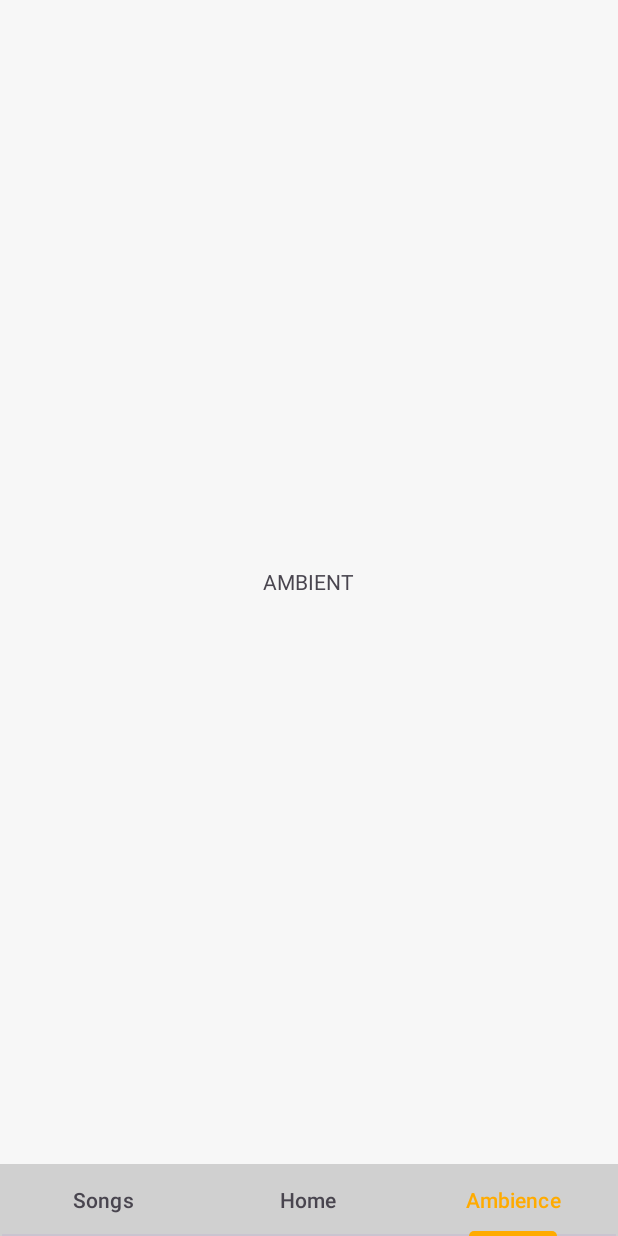
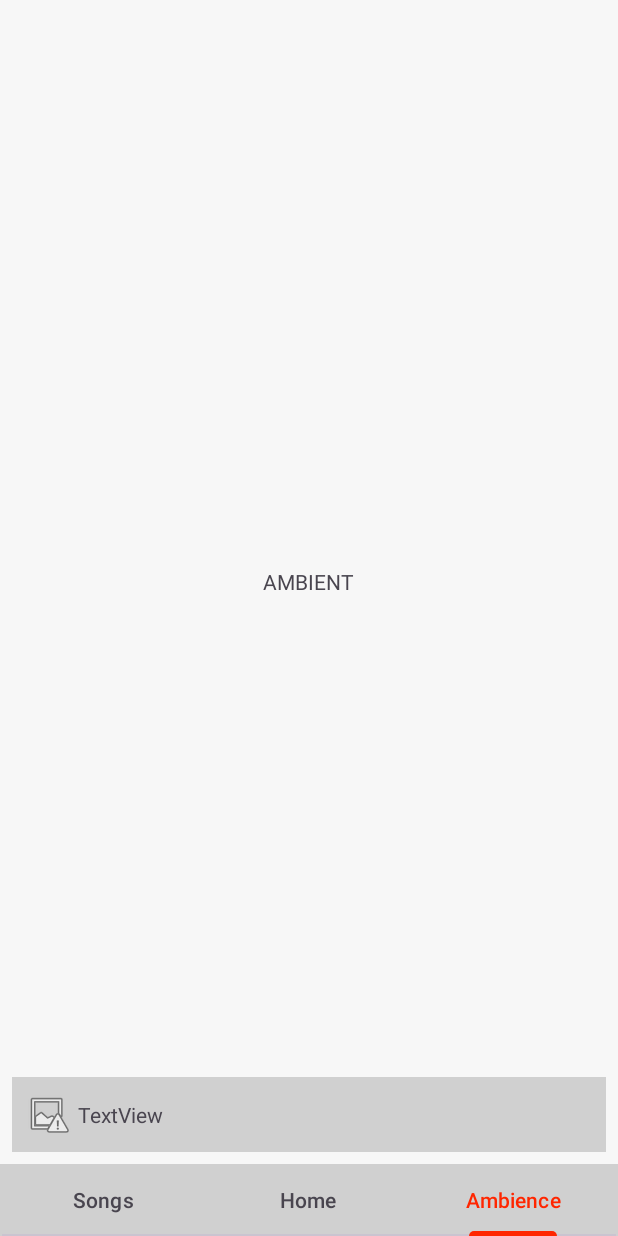
Before and after one commit to srichards43/audio-mixing-app, an Android app: the screen it shows after launch (MainActivity), item 3 of the bottom bar chosen, on a phone screen of 412 x 824 dp. Run offline under Robolectric (Android 15) with nearby library versions, the phone set to English and light mode, and no system bars; libraries missing offline, so code that uses them is left out: me.tankery.lib; 6 statements that could not run were skipped.

Commit message:
Song player panel basic UI

```diff
--- a/app/src/main/java/com/example/audiomixer/activities/MainActivity.java
+++ b/app/src/main/java/com/example/audiomixer/activities/MainActivity.java
@@ -1,13 +1,18 @@
 package com.example.audiomixer.activities;
 
 import android.content.Intent;
+import android.graphics.drawable.Drawable;
 import android.os.Bundle;
 import android.view.View;
+import android.widget.FrameLayout;
+import android.widget.SeekBar;
 import android.widget.TextView;
 
 import androidx.activity.EdgeToEdge;
 import androidx.annotation.Nullable;
 import androidx.appcompat.app.AppCompatActivity;
+import androidx.constraintlayout.widget.ConstraintLayout;
+import androidx.core.content.res.ResourcesCompat;
 import androidx.core.graphics.Insets;
 import androidx.core.view.ViewCompat;
 import androidx.core.view.WindowInsetsCompat;
@@ -32,6 +37,11 @@ public class MainActivity extends AppCompatActivity implements SongFragment.OnSo
 
     private TabLayout tabLayout;
     private ViewPager2 viewPager;
+    private ConstraintLayout songPanel;
+    private SeekBar songSeekBar;
+    private boolean isSongPanelOpen = false; // Store state of song panel
+    private Drawable thumb;
+
 
 
     @Override
@@ -69,6 +79,24 @@ public class MainActivity extends AppCompatActivity implements SongFragment.OnSo
             v.setPadding(systemBars.left, systemBars.top, systemBars.right, systemBars.bottom);
             return insets;
         });
+
+        songPanel = findViewById(R.id.songPanel);
+        songSeekBar = findViewById(R.id.songPositionSeekBar);
+        thumb = ResourcesCompat.getDrawable(getResources(), R.drawable.seekbar_thumb, null);
+
+        songPanel.setOnClickListener(v -> toggleSongPanel());
+    }
+
+    private void toggleSongPanel() {
+        isSongPanelOpen = !isSongPanelOpen;
+
+        if (isSongPanelOpen) {
+            songSeekBar.setOnTouchListener(null); // Allow song bar movement
+            songSeekBar.setThumb(thumb);
+        } else {
+            songSeekBar.setOnTouchListener((v, event) -> true);
+            songSeekBar.setThumb(null);
+        }
     }
 
     @Override
--- /dev/null
+++ b/app/src/main/res/drawable/seekbar_progress.xml
@@ -0,0 +1,16 @@
+<?xml version="1.0" encoding="utf-8"?>
+<layer-list xmlns:android="http://schemas.android.com/apk/res/android">
+    <item android:id="@android:id/progress">
+        <shape android:shape="rectangle">
+            <size android:height="2dp"/>
+            <solid android:color="?attr/colorPrimary"/>
+        </shape>
+    </item>
+
+    <item android:id="@android:id/background">
+        <shape android:shape="rectangle">
+            <size android:height="1dp" />
+            <solid android:color="@android:color/darker_gray" />
+        </shape>
+    </item>
+</layer-list>
--- /dev/null
+++ b/app/src/main/res/drawable/seekbar_thumb.xml
@@ -0,0 +1,5 @@
+<vector xmlns:android="http://schemas.android.com/apk/res/android" android:height="16dp" android:tint="#959595" android:viewportHeight="24" android:viewportWidth="24" android:width="16dp">
+
+    <path android:fillColor="@android:color/white" android:pathData="M12,2C6.47,2 2,6.47 2,12s4.47,10 10,10 10,-4.47 10,-10S17.53,2 12,2z"/>
+
+</vector>
--- /dev/null
+++ b/app/src/main/res/drawable/transparent_thumb.xml
@@ -0,0 +1,5 @@
+<vector xmlns:android="http://schemas.android.com/apk/res/android" android:height="16dp" android:tint="#959595" android:alpha="0" android:viewportHeight="24" android:viewportWidth="24" android:width="16dp">
+
+    <path android:fillColor="@android:color/white" android:pathData="M12,2C6.47,2 2,6.47 2,12s4.47,10 10,10 10,-4.47 10,-10S17.53,2 12,2z"/>
+
+</vector>
--- a/app/src/main/res/layout/activity_main.xml
+++ b/app/src/main/res/layout/activity_main.xml
@@ -14,8 +14,12 @@
         android:layout_height="0dp"
         app:layout_constraintBottom_toTopOf="@+id/tabLayout"
         app:layout_constraintEnd_toEndOf="parent"
+        app:layout_constraintHorizontal_bias="1.0"
         app:layout_constraintStart_toStartOf="parent"
-        app:layout_constraintTop_toTopOf="parent" />
+        app:layout_constraintTop_toTopOf="parent"
+        app:layout_constraintVertical_bias="0.0">
+
+    </androidx.viewpager2.widget.ViewPager2>
 
     <com.google.android.material.tabs.TabLayout
         android:id="@+id/tabLayout"
@@ -25,4 +29,63 @@
         app:layout_constraintEnd_toEndOf="parent"
         app:layout_constraintStart_toStartOf="parent" />
 
+    <androidx.constraintlayout.widget.ConstraintLayout
+        android:id="@+id/songPanel"
+        android:layout_width="0dp"
+        android:layout_height="wrap_content"
+        app:layout_constraintBottom_toBottomOf="@+id/viewPager"
+        app:layout_constraintEnd_toEndOf="@+id/viewPager"
+        app:layout_constraintStart_toStartOf="parent">
+
+        <androidx.constraintlayout.widget.ConstraintLayout
+            android:id="@+id/constraintLayout2"
+            android:layout_width="0dp"
+            android:layout_height="50dp"
+            android:layout_gravity="bottom"
+            android:layout_marginStart="8dp"
+            android:layout_marginEnd="8dp"
+            android:background="@color/menuBar"
+            app:layout_constraintBottom_toBottomOf="parent"
+            app:layout_constraintEnd_toEndOf="parent"
+            app:layout_constraintStart_toStartOf="parent"
+            app:layout_constraintTop_toTopOf="parent">
+
+            <TextView
+                android:id="@+id/textView"
+                android:layout_width="wrap_content"
+                android:layout_height="wrap_content"
+                android:layout_marginStart="4dp"
+                android:text="TextView"
+                app:layout_constraintBottom_toBottomOf="parent"
+                app:layout_constraintStart_toEndOf="@+id/imageView"
+                app:layout_constraintTop_toTopOf="parent" />
+
+            <ImageView
+                android:id="@+id/imageView"
+                android:layout_width="wrap_content"
+                android:layout_height="wrap_content"
+                android:layout_marginStart="8dp"
+                app:layout_constraintBottom_toBottomOf="parent"
+                app:layout_constraintStart_toStartOf="parent"
+                app:layout_constraintTop_toTopOf="parent"
+                app:srcCompat="@android:drawable/ic_menu_report_image" />
+
+        </androidx.constraintlayout.widget.ConstraintLayout>
+
+        <SeekBar
+            android:id="@+id/songPositionSeekBar"
+            android:layout_width="0dp"
+            android:layout_height="wrap_content"
+            android:layout_marginBottom="-8dp"
+            android:padding="0dp"
+            android:paddingStart="0dp"
+            android:paddingEnd="0dp"
+            android:progressBackgroundTint="@android:color/transparent"
+            android:thumb="@drawable/transparent_thumb"
+            android:thumbTint="?attr/colorPrimary"
+            app:layout_constraintBottom_toTopOf="@+id/constraintLayout2"
+            app:layout_constraintEnd_toEndOf="@+id/constraintLayout2"
+            app:layout_constraintStart_toStartOf="@+id/constraintLayout2" />
+    </androidx.constraintlayout.widget.ConstraintLayout>
+
 </androidx.constraintlayout.widget.ConstraintLayout>
--- a/app/src/main/res/values-night/colors.xml
+++ b/app/src/main/res/values-night/colors.xml
@@ -4,6 +4,6 @@
     <color name="text">#DEDEDE</color>
     <color name="secondaryText">#8E8E8E</color>
     <color name="menuBar">#333333</color>
-    <color name="primary">#F4B942</color>
-    <color name="secondary">#A27725</color>
+    <color name="primary">#FF2600</color>
+    <color name="secondary">#B42700</color>
 </resources>
--- a/app/src/main/res/values/colors.xml
+++ b/app/src/main/res/values/colors.xml
@@ -4,6 +4,6 @@
     <color name="text">#262626</color>
     <color name="secondaryText">#717171</color>
     <color name="menuBar">#D0D0D0</color>
-    <color name="primary">#FFAB00</color>
-    <color name="secondary">#D99100</color>
+    <color name="primary">#FF2600</color>
+    <color name="secondary">#D52F00</color>
 </resources>
```
